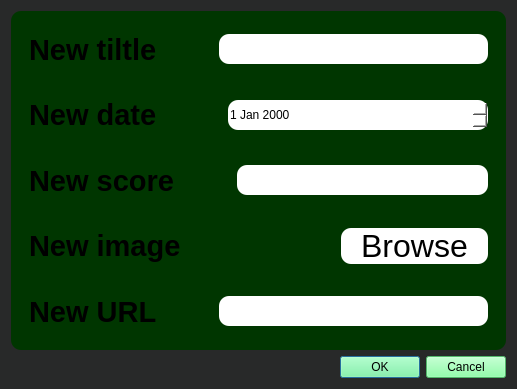
MinhHao2/PTI02-HB, file Addsong.ui: the form before one commit.
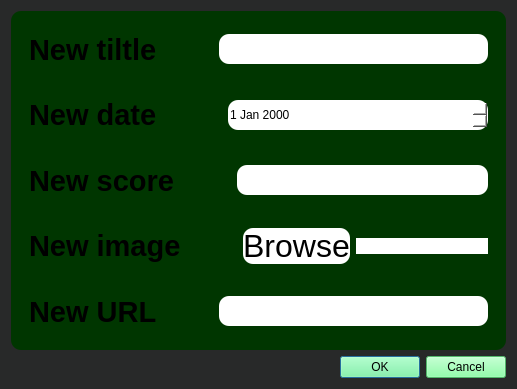
The form after the commit.

```diff
--- a/Addsong.ui
+++ b/Addsong.ui
@@ -201,6 +201,13 @@
            </property>
           </widget>
          </item>
+         <item>
+          <widget class="QLineEdit" name="txt_image">
+           <property name="styleSheet">
+            <string notr="true">background-color: rgb(255, 255, 255);</string>
+           </property>
+          </widget>
+         </item>
         </layout>
        </widget>
       </item>
```
Left out of the diff: 2 changed lines with no effect on the pictures.
